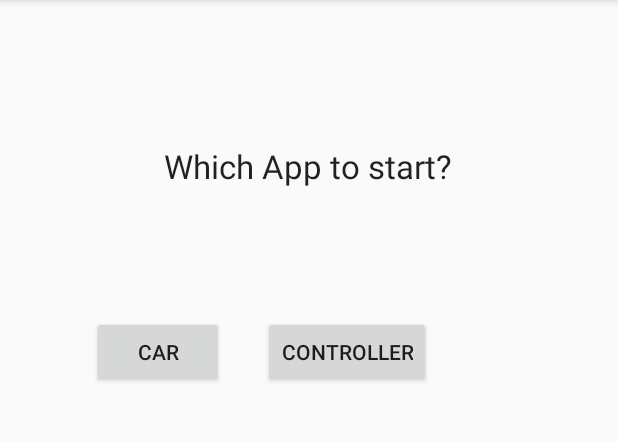
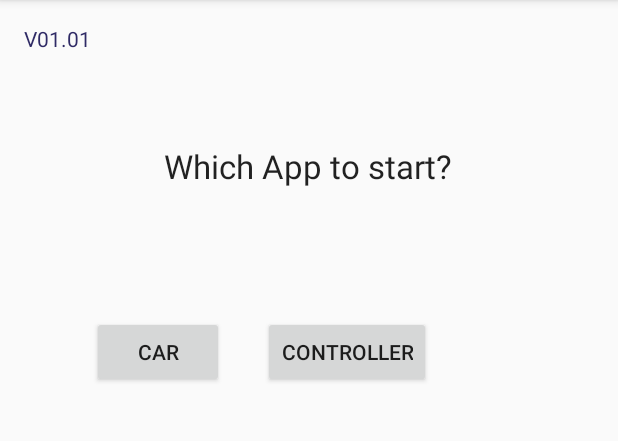
Before and after one commit to royshe6/Navi, an Android app: the screen it shows after launch (MainActivity), on a phone screen of 412 x 824 dp, the part 84-525 px from its top. Run offline under Robolectric (Android 15) with nearby library versions, the phone set to English and light mode, and no system bars.

Commit message:
Added Version number

```diff
--- a/app/src/main/res/layout/activity_main.xml
+++ b/app/src/main/res/layout/activity_main.xml
@@ -44,4 +44,15 @@
         android:layout_marginLeft="26dp"
         android:layout_marginStart="26dp"
         android:onClick="OnControllerButton"/>
+
+    <TextView
+        android:layout_width="wrap_content"
+        android:layout_height="wrap_content"
+        android:textAppearance="?android:attr/textAppearanceSmall"
+        android:text="V01.01"
+        android:id="@+id/textView4"
+        android:layout_alignParentTop="true"
+        android:layout_alignParentLeft="true"
+        android:layout_alignParentStart="true"
+        android:textColor="#2f2a65"/>
 </RelativeLayout>
```
